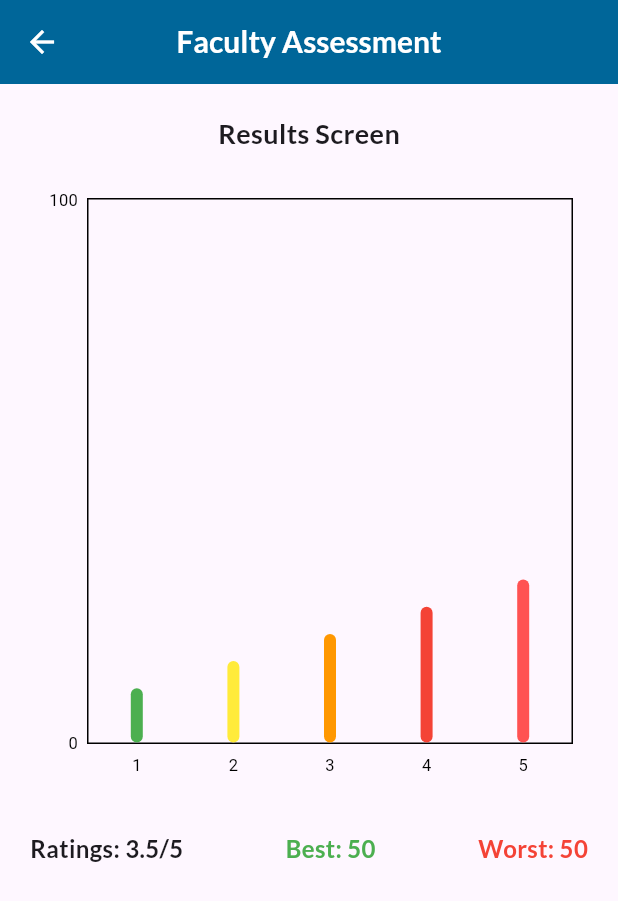
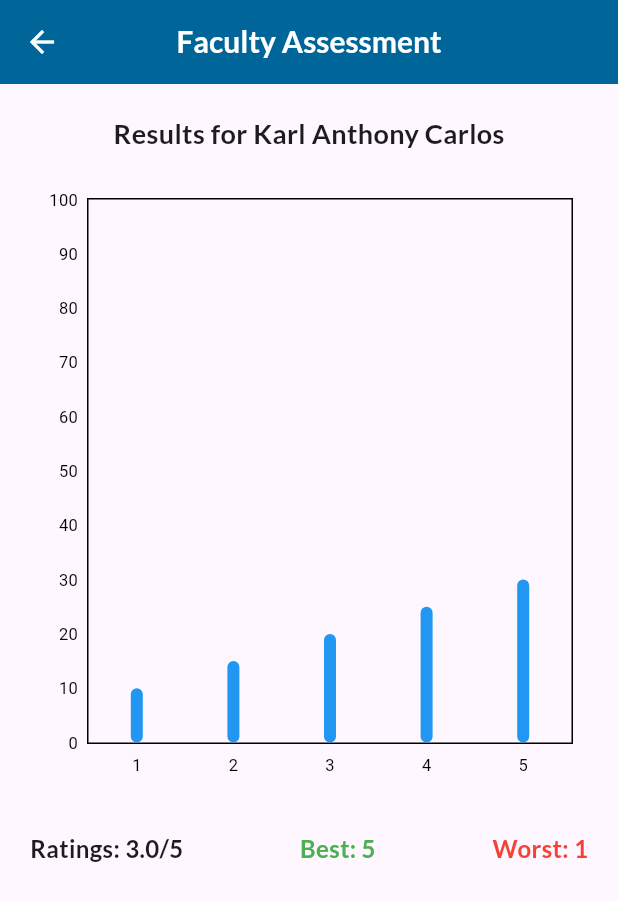
Before and after one commit to JustLiwag/plm-app-faculty-admin, a Flutter app: the AdmissionMenuScreen screen opened directly, after a tap on "Faculty Assessment Result", on a phone screen of 412 x 824 dp. Shown: the top 901 px of the screen. Run offline on Flutter 3.47's test engine with Material 3 defaults, Android fonts, the phone set to English and light mode, and no system bars; drawn by our look-alikes of fl_chart; our stand-ins replace cached_network_image, flutter_speed_dial, flutter_svg, pdf, printing.

Commit message:
[feature] faculty assesment connected to models and data

```diff
--- a/lib/data/admin/sfe_data.dart
+++ b/lib/data/admin/sfe_data.dart
@@ -1,5 +1,5 @@
 
-import 'package:mysample/models/admin/sfe_model.dart';
+import 'package:mysample/models/admin/sfe_details_model.dart';
 
 class CollegeData {
   static final List<AcademicYear> academicYears = [
--- /dev/null
+++ b/lib/models/admin/sfe_eval_model.dart
@@ -0,0 +1,57 @@
+class FacultyEvaluation {
+  final String professorName;
+  final List<Rating> ratings;
+  final double averageRating;
+  final int bestRating;
+  final int worstRating;
+
+  FacultyEvaluation({
+    required this.professorName,
+    required this.ratings,
+    required this.averageRating,
+    required this.bestRating,
+    required this.worstRating,
+  });
+}
+
+class Rating {
+  final int rating;
+  final int studentCount;
+
+  Rating({
+    required this.rating,
+    required this.studentCount,
+  });
+}
+
+class FacultyEvaluationData {
+  static final Map<String, FacultyEvaluation> evaluations = {
+    'Karl Anthony Carlos': FacultyEvaluation(
+      professorName: 'Karl Anthony Carlos',
+      ratings: [
+        Rating(rating: 1, studentCount: 10),
+        Rating(rating: 2, studentCount: 15),
+        Rating(rating: 3, studentCount: 20),
+        Rating(rating: 4, studentCount: 25),
+        Rating(rating: 5, studentCount: 30),
+      ],
+      averageRating: 3.0,
+      bestRating: 5,
+      worstRating: 1,
+    ),
+    'Lola Robles': FacultyEvaluation(
+      professorName: 'Lola Robles',
+      ratings: [
+        Rating(rating: 1, studentCount: 12),
+        Rating(rating: 2, studentCount: 18),
+        Rating(rating: 3, studentCount: 22),
+        Rating(rating: 4, studentCount: 28),
+        Rating(rating: 5, studentCount: 35),
+      ],
+      averageRating: 3.5,
+      bestRating: 5,
+      worstRating: 1,
+    ),
+    // Add other faculty evaluations similarly
+  };
+}
--- a/lib/screens/admin/sfe/Assessment/faculty_assessment.dart
+++ b/lib/screens/admin/sfe/Assessment/faculty_assessment.dart
@@ -1,13 +1,18 @@
 import 'package:flutter/material.dart';
 import 'package:fl_chart/fl_chart.dart';
+import 'package:mysample/models/admin/sfe_eval_model.dart';
 import 'package:mysample/utils/admin_faculty/app_styles.dart';
 
 class FacultyAssessmentScreen extends StatelessWidget {
-  const FacultyAssessmentScreen({super.key});
+  final String professorName;
+
+  const FacultyAssessmentScreen({super.key, required this.professorName});
 
   @override
   Widget build(BuildContext context) {
     final screenHeight = MediaQuery.of(context).size.height;
+    final evaluation = FacultyEvaluationData.evaluations[professorName]!;
+
     return Scaffold(
       appBar: const CustomAppBar(title: 'Faculty Assessment'),
       body: Padding(
@@ -15,10 +20,10 @@ class FacultyAssessmentScreen extends StatelessWidget {
         child: Column(
           crossAxisAlignment: CrossAxisAlignment.stretch,
           children: [
-            const Center(
+            Center(
               child: Text(
-                'Results Screen',
-                style: TextStyle(
+                'Results for ${evaluation.professorName}',
+                style: const TextStyle(
                   fontFamily: 'Lato',
                   fontWeight: FontWeight.bold,
                   fontSize: 18,
@@ -37,80 +42,46 @@ class FacultyAssessmentScreen extends StatelessWidget {
                     barTouchData: BarTouchData(enabled: true),
                     titlesData: FlTitlesData(
                       topTitles: SideTitles(showTitles: false),
-                      leftTitles: SideTitles(showTitles: true, interval: 200),
+                      leftTitles: SideTitles(showTitles: true, interval: 10),
                       bottomTitles: SideTitles(
                         showTitles: true,
                         getTitles: (double value) {
-                          switch (value.toInt()) {
-                            case 0:
-                              return '1';
-                            case 1:
-                              return '2';
-                            case 2:
-                              return '3';
-                            case 3:
-                              return '4';
-                            case 4:
-                              return '5';
-                            default:
-                              return '';
-                          }
+                          return value.toInt().toString();
                         },
                       ),
                     ),
                     borderData: FlBorderData(show: true),
                     gridData: FlGridData(show: false),
-                    barGroups: [
-                      BarChartGroupData(
-                        x: 0,
-                        barRods: [
-                          BarChartRodData(y: 10, colors: [Colors.green])
-                        ],
-                      ),
-                      BarChartGroupData(
-                        x: 1,
-                        barRods: [
-                          BarChartRodData(y: 15, colors: [Colors.yellow])
-                        ],
-                      ),
-                      BarChartGroupData(
-                        x: 2,
-                        barRods: [
-                          BarChartRodData(y: 20, colors: [Colors.orange])
-                        ],
-                      ),
-                      BarChartGroupData(
-                        x: 3,
-                        barRods: [
-                          BarChartRodData(y: 25, colors: [Colors.red])
-                        ],
-                      ),
-                      BarChartGroupData(
-                        x: 4,
-                        barRods: [
-                          BarChartRodData(y: 30, colors: [Colors.redAccent])
-                        ],
-                      ),
-                    ],
+                    barGroups: evaluation.ratings
+                        .map((rating) => BarChartGroupData(
+                              x: rating.rating,
+                              barRods: [
+                                BarChartRodData(
+                                  y: rating.studentCount.toDouble(),
+                                  colors: [Colors.blue],
+                                ),
+                              ],
+                            ))
+                        .toList(),
                   ),
                 ),
               ),
             ),
             const SizedBox(height: 20),
-            const Row(
+            Row(
               mainAxisAlignment: MainAxisAlignment.spaceBetween,
               children: [
                 Text(
-                  'Ratings: 3.5/5',
-                  style: TextStyle(
+                  'Ratings: ${evaluation.averageRating}/5',
+                  style: const TextStyle(
                     fontFamily: 'Lato',
                     fontWeight: FontWeight.bold,
                     fontSize: 16,
                   ),
                 ),
                 Text(
-                  'Best: 50',
-                  style: TextStyle(
+                  'Best: ${evaluation.bestRating}',
+                  style: const TextStyle(
                     fontFamily: 'Lato',
                     fontWeight: FontWeight.bold,
                     fontSize: 16,
@@ -118,8 +89,8 @@ class FacultyAssessmentScreen extends StatelessWidget {
                   ),
                 ),
                 Text(
-                  'Worst: 50',
-                  style: TextStyle(
+                  'Worst: ${evaluation.worstRating}',
+                  style: const TextStyle(
                     fontFamily: 'Lato',
                     fontWeight: FontWeight.bold,
                     fontSize: 16,
--- a/lib/screens/admin/sfe/Screens/admission_screen.dart
+++ b/lib/screens/admin/sfe/Screens/admission_screen.dart
@@ -34,8 +34,7 @@ class AdmissionMenuScreen extends StatelessWidget {
               Container(
                 height: 5.0,
                 color: const Color(0XFF006699),
-                margin:
-                    const EdgeInsets.only(bottom: 20.0),
+                margin: const EdgeInsets.only(bottom: 20.0),
               ),
               const SizedBox(height: 10.0),
               ButtonText(
@@ -55,7 +54,7 @@ class AdmissionMenuScreen extends StatelessWidget {
                 onPressed: () => Navigator.push(
                   context,
                   MaterialPageRoute(
-                    builder: (context) => const FacultyAssessmentScreen(),
+                    builder: (context) => const FacultyAssessmentScreen(professorName: 'Karl Anthony Carlos'),
                   ),
                 ),
               ),
--- a/lib/screens/admin/sfe/Screens/college_screen.dart
+++ b/lib/screens/admin/sfe/Screens/college_screen.dart
@@ -1,8 +1,8 @@
 import 'package:flutter/material.dart';
-import 'package:mysample/models/admin/sfe_model.dart';
-import 'package:mysample/screens/admin/sfe/Screens/admission_screen.dart';
+import 'package:mysample/models/admin/sfe_details_model.dart';
 import 'package:mysample/theme/custom_text_style.dart';
 import 'package:mysample/widgets/admin/enrollment/custom_elevated_button.dart';
+import 'package:mysample/screens/admin/sfe/Assessment/faculty_assessment.dart';
 
 class CollegeScreen extends StatefulWidget {
   final College college;
@@ -132,7 +132,10 @@ class _CollegeScreenState extends State<CollegeScreen> {
                       Navigator.push(
                         context,
                         MaterialPageRoute(
-                            builder: (context) => const AdmissionMenuScreen()),
+                          builder: (context) => FacultyAssessmentScreen(
+                            professorName: selectedProfessor!,
+                          ),
+                        ),
                       );
                     }
                   : null,
--- a/lib/screens/admin/sfe/Screens/homepage.dart
+++ b/lib/screens/admin/sfe/Screens/homepage.dart
@@ -1,6 +1,6 @@
 import 'package:flutter/material.dart';
 import 'package:mysample/data/admin/sfe_data.dart';
-import 'package:mysample/models/admin/sfe_model.dart';
+import 'package:mysample/models/admin/sfe_details_model.dart';
 import 'package:mysample/screens/admin/sfe/Screens/college_screen.dart';
 import 'package:mysample/theme/custom_text_style.dart';
 import 'package:mysample/utils/admin_faculty/app_styles.dart';
```
Also changed, not shown: lib/models/admin/sfe_details_model.dart (renamed from lib/models/admin/sfe_model.dart).
